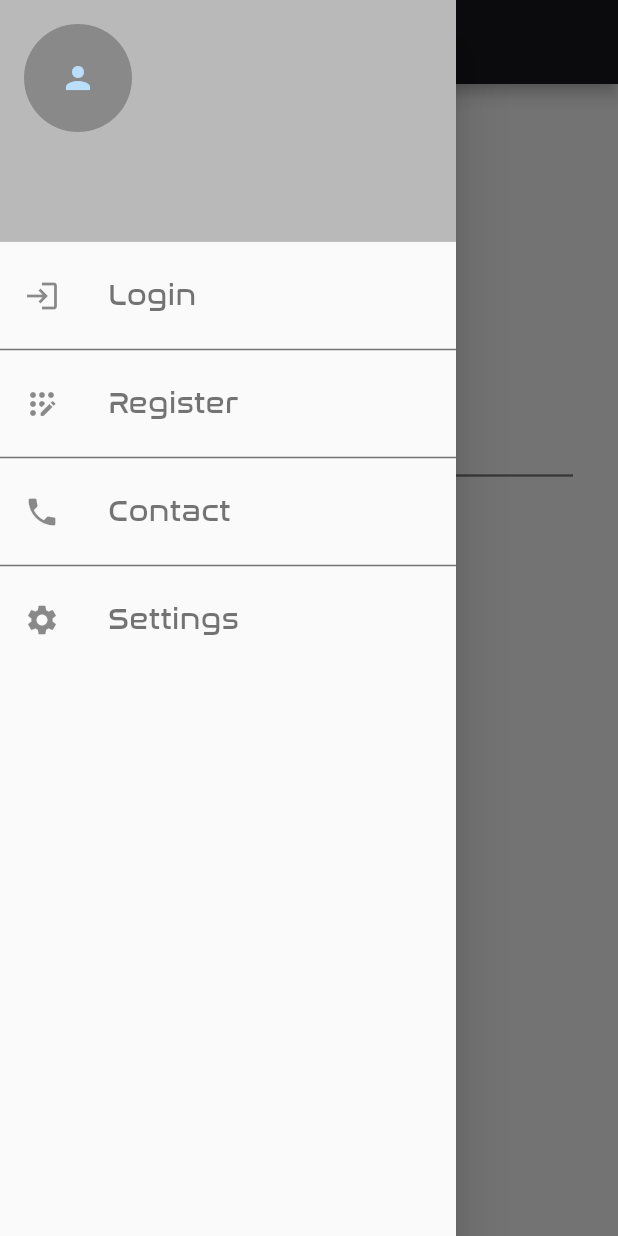
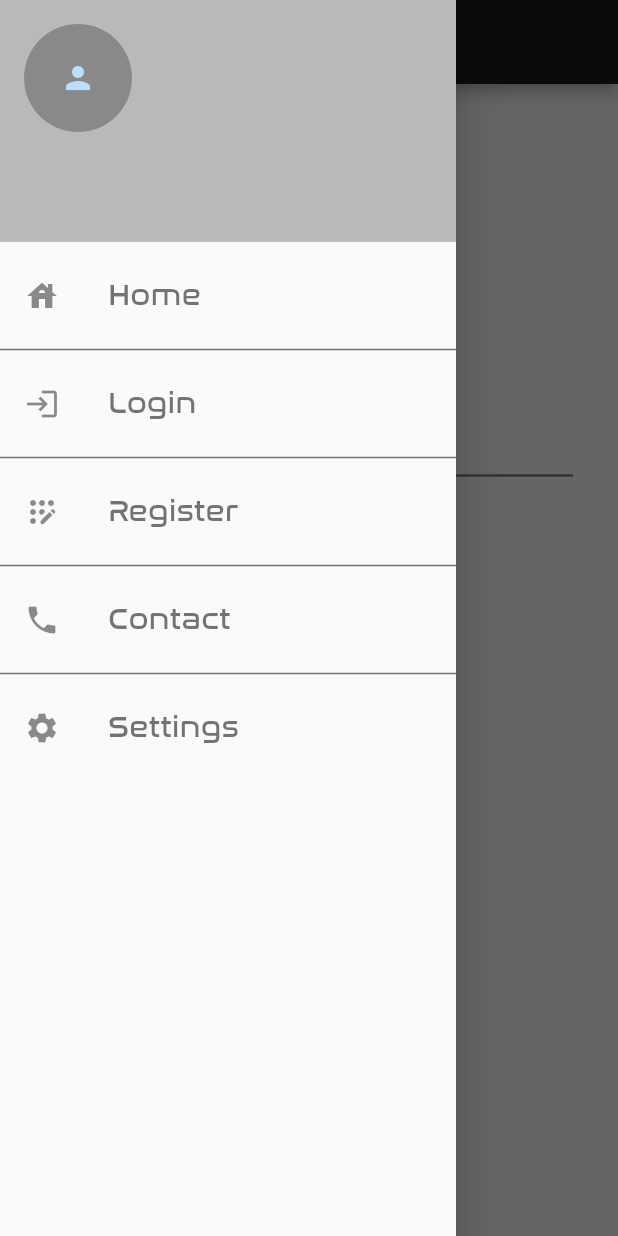
Before and after one commit to kaua-pt/Anime-See, a Flutter app: the screen it shows after launch, with the side drawer open, on a phone screen of 412 x 824 dp. Run offline on Flutter 3.47's test engine with Material 2 defaults, Android fonts, the light colour scheme and no system bars; our stand-ins replace dio, firebase_auth, firebase_core; accounts and stored records are empty; network calls fail.

Commit message:
Adição da tela detalhada

```diff
--- a/animesee/lib/components/OfflineDrawer.dart
+++ b/animesee/lib/components/OfflineDrawer.dart
@@ -18,6 +18,16 @@ class OfflineDrawer extends StatelessWidget {
           ),
           decoration: BoxDecoration(color: Colors.black26),
         ),
+        ListTile(
+          leading: Icon(Icons.house),
+          title: Text("Home",
+              style: TextStyle(
+                  fontSize: 20,
+                  color: Colors.black54,
+                  fontFamily: "Nasalization-rg")),
+          onTap: () => Navigator.pushNamed(context, "/"),
+        ),
+        Divider(thickness: 1, color: Colors.black54),
         ListTile(
           leading: Icon(Icons.login),
           title: Text("Login",
--- a/animesee/lib/components/ScrollRow.dart
+++ b/animesee/lib/components/ScrollRow.dart
@@ -1,12 +1,21 @@
-import 'package:animesee/model/Anime.dart';
 import 'package:animesee/model/Popular.dart';
+import 'package:animesee/repositories/AnimeRepositories.dart';
+import 'package:animesee/view/SpecificScreen.dart';
+
 import 'package:flutter/material.dart';
 
-class ScroolRow extends StatelessWidget {
+class ScroolRow extends StatefulWidget {
   final String title;
   final List list;
 
   ScroolRow({super.key, required this.list, required this.title});
+
+  @override
+  State<ScroolRow> createState() => _ScroolRowState();
+}
+
+class _ScroolRowState extends State<ScroolRow> {
+  AnimeRepositories apiL = AnimeRepositories();
 
   @override
   Widget build(BuildContext context) {
@@ -15,7 +24,7 @@ class ScroolRow extends StatelessWidget {
         crossAxisAlignment: CrossAxisAlignment.start,
         children: [
           Text(
-            this.title,
+            this.widget.title,
             style: TextStyle(
                 fontSize: 20,
                 color: Colors.black54,
@@ -24,25 +33,37 @@ class ScroolRow extends StatelessWidget {
           Expanded(
             child: ListView.builder(
               scrollDirection: Axis.horizontal,
-              itemCount: list.length,
+              itemCount: widget.list.length,
               itemBuilder: ((context, index) {
-                Anime anime = list[index];
+                Popular anime = widget.list[index];
                 return GestureDetector(
-                  onTap: () => Navigator.pushNamed(context, "/contact"),
+                  onTap: () async {
+                    ScaffoldMessenger.of(context).showSnackBar(SnackBar(
+                        content: Text("Please wait while we load the page")));
+                    await apiL.fetchDetail(anime.animeId as String);
+                    Navigator.push(
+                        context,
+                        MaterialPageRoute(
+                            builder: ((context) =>
+                                SpecificScreen(anime: apiL.returnAnime.last))));
+                  },
                   child: Padding(
                     padding: const EdgeInsets.all(8.0),
                     child: SizedBox(
                       width: 100,
                       child: Column(
                         children: [
-                          Image.network(anime.animeImg as String,
-                              cacheHeight: 130, cacheWidth: 100),
+                          Image.network(
+                            anime.animeImg,
+                            cacheHeight: 130,
+                            cacheWidth: 100,
+                          ),
                           SizedBox(
                             height: 2,
                           ),
                           SizedBox(
                             height: 50,
-                            child: Text(anime.animeTitle as String,
+                            child: Text(anime.animeTitle,
                                 style: TextStyle(
                                     fontSize: 14,
                                     color: Colors.black54,
--- /dev/null
+++ b/animesee/lib/config/utils.dart
@@ -0,0 +1,2 @@
+const String URLPOPULAR = "https://gogoanime.herokuapp.com/popular";
+const String URLDETAIL = "https://gogoanime.herokuapp.com/anime-details/";
--- a/animesee/lib/model/Anime.dart
+++ b/animesee/lib/model/Anime.dart
@@ -1,7 +1,7 @@
 abstract class Anime {
-  String? animeTitle;
-  String? animeImg;
-  String? releasedDate;
+  String animeTitle;
+  String animeImg;
+  String releasedDate;
 
-  Anime({animeTitle, this.animeImg, this.releasedDate});
+  Anime({this.animeTitle = "", this.animeImg = "", this.releasedDate = ""});
 }
--- a/animesee/lib/view/HomeScreen.dart
+++ b/animesee/lib/view/HomeScreen.dart
@@ -12,21 +12,30 @@ class HomeScreen extends StatefulWidget {
 class _HomeScreen extends State<HomeScreen> {
   AnimeRepositories api = AnimeRepositories();
 
+  void initState() {
+    super.initState();
+    _loadAnimes();
+  }
+
   @override
   Widget build(BuildContext context) {
-    api.fetchPopular();
     return Scaffold(
       drawer: DrawerSel(),
       appBar: Appbar(),
       body: Container(
+          decoration: BoxDecoration(color: Colors.black12),
           child: Padding(
             padding: const EdgeInsets.only(top: 30, left: 30),
             child: Column(
               children: [
                 ConstrainedBox(
                   constraints: BoxConstraints(
-                  minWidth: 50, maxWidth: 1000, maxHeight: 223, minHeight: 40),
-              child: ScroolRow(list: api.getReturn(), title: "Popular Anime"),
+                      minWidth: 50,
+                      maxWidth: 1000,
+                      maxHeight: 223,
+                      minHeight: 40),
+                  child:
+                      ScroolRow(list: api.getReturn(), title: "Popular Anime"),
                 ),
                 Padding(
                   padding: const EdgeInsets.only(right: 30),
@@ -37,6 +46,10 @@ class _HomeScreen extends State<HomeScreen> {
           )),
     );
   }
+
+  _loadAnimes() async {
+    await api.fetchPopular();
+  }
 }
 
 Widget biuldHeader(BuildContext context) => Container(
--- a/animesee/lib/view/LoginScreen.dart
+++ b/animesee/lib/view/LoginScreen.dart
@@ -78,6 +78,8 @@ class _LoginScreen extends State<LoginScreen> {
     try {
       await context.read<AuthService>().login(email.text, password.text);
       Navigator.pushNamed(context, "/");
+      ScaffoldMessenger.of(context)
+          .showSnackBar(SnackBar(content: Text("Successfully logged")));
     } on AuthException catch (e) {
       ScaffoldMessenger.of(context)
           .showSnackBar(SnackBar(content: Text(e.message)));
```
Also changed, not shown: animesee/lib/model/AnimeDetail.dart (+8 -4 lines), animesee/lib/repositories/AnimeRepositories.dart (+14 -16 lines), animesee/lib/view/SpecificScreen.dart (added, +85 -0 lines). Lines whose indentation alone changed are shown as unchanged.
